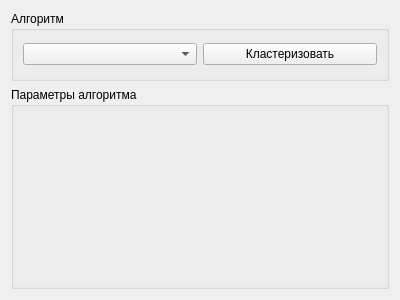
msmirnov91/pacs, file Main/tabs/Clustering/clustering_gui.ui: the form before one commit.
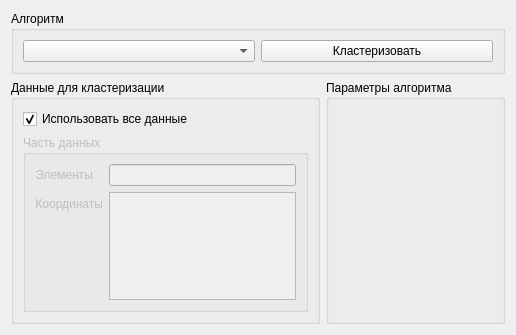
The form after the commit.

Commit message: modified clustering tab

Patch:
```diff
--- a/Main/tabs/Clustering/clustering_gui.ui
+++ b/Main/tabs/Clustering/clustering_gui.ui
@@ -6,15 +6,94 @@
    <rect>
     <x>0</x>
     <y>0</y>
-    <width>400</width>
-    <height>300</height>
+    <width>516</width>
+    <height>335</height>
    </rect>
   </property>
   <property name="windowTitle">
    <string>Form</string>
   </property>
-  <layout class="QVBoxLayout" name="verticalLayout">
-   <item>
+  <layout class="QGridLayout" name="gridLayout_3">
+   <item row="1" column="1">
+    <widget class="QGroupBox" name="groupBox_2">
+     <property name="title">
+      <string>Параметры алгоритма</string>
+     </property>
+     <layout class="QGridLayout" name="gridLayout">
+      <item row="0" column="0">
+       <layout class="QVBoxLayout" name="alg_params_layout"/>
+      </item>
+     </layout>
+    </widget>
+   </item>
+   <item row="1" column="0">
+    <widget class="QGroupBox" name="groupBox_3">
+     <property name="maximumSize">
+      <size>
+       <width>309</width>
+       <height>16777215</height>
+      </size>
+     </property>
+     <property name="title">
+      <string>Данные для кластеризации</string>
+     </property>
+     <layout class="QVBoxLayout" name="verticalLayout">
+      <item>
+       <widget class="QCheckBox" name="cb_use_all">
+        <property name="text">
+         <string>Использовать все данные</string>
+        </property>
+        <property name="checked">
+         <bool>true</bool>
+        </property>
+       </widget>
+      </item>
+      <item>
+       <widget class="QGroupBox" name="gb_choose_data">
+        <property name="enabled">
+         <bool>false</bool>
+        </property>
+        <property name="title">
+         <string>Часть данных</string>
+        </property>
+        <layout class="QFormLayout" name="formLayout">
+         <item row="0" column="0">
+          <widget class="QLabel" name="label">
+           <property name="text">
+            <string>Элементы</string>
+           </property>
+           <property name="alignment">
+            <set>Qt::AlignRight|Qt::AlignTrailing|Qt::AlignVCenter</set>
+           </property>
+          </widget>
+         </item>
+         <item row="0" column="1">
+          <widget class="QLineEdit" name="le_element_numbers">
+           <property name="toolTip">
+            <string>Например, &quot;3-20, 5, 7&quot;</string>
+           </property>
+          </widget>
+         </item>
+         <item row="2" column="1">
+          <widget class="QListView" name="lv_coordinates"/>
+         </item>
+         <item row="2" column="0">
+          <widget class="QLabel" name="label_2">
+           <property name="text">
+            <string>Координаты</string>
+           </property>
+           <property name="alignment">
+            <set>Qt::AlignRight|Qt::AlignTrailing|Qt::AlignVCenter</set>
+           </property>
+          </widget>
+         </item>
+        </layout>
+       </widget>
+      </item>
+     </layout>
+    </widget>
+   </item>
+   <item row="0" column="0" colspan="2">
     <widget class="QGroupBox" name="groupBox">
      <property name="maximumSize">
       <size>
@@ -39,18 +118,6 @@
      </layout>
     </widget>
    </item>
-   <item>
-    <widget class="QGroupBox" name="groupBox_2">
-     <property name="title">
-      <string>Параметры алгоритма</string>
-     </property>
-     <layout class="QGridLayout" name="gridLayout">
-      <item row="0" column="0">
-       <layout class="QVBoxLayout" name="alg_params_layout"/>
-      </item>
-     </layout>
-    </widget>
-   </item>
   </layout>
  </widget>
  <resources/>
```
The commit also changes 3 other files.
